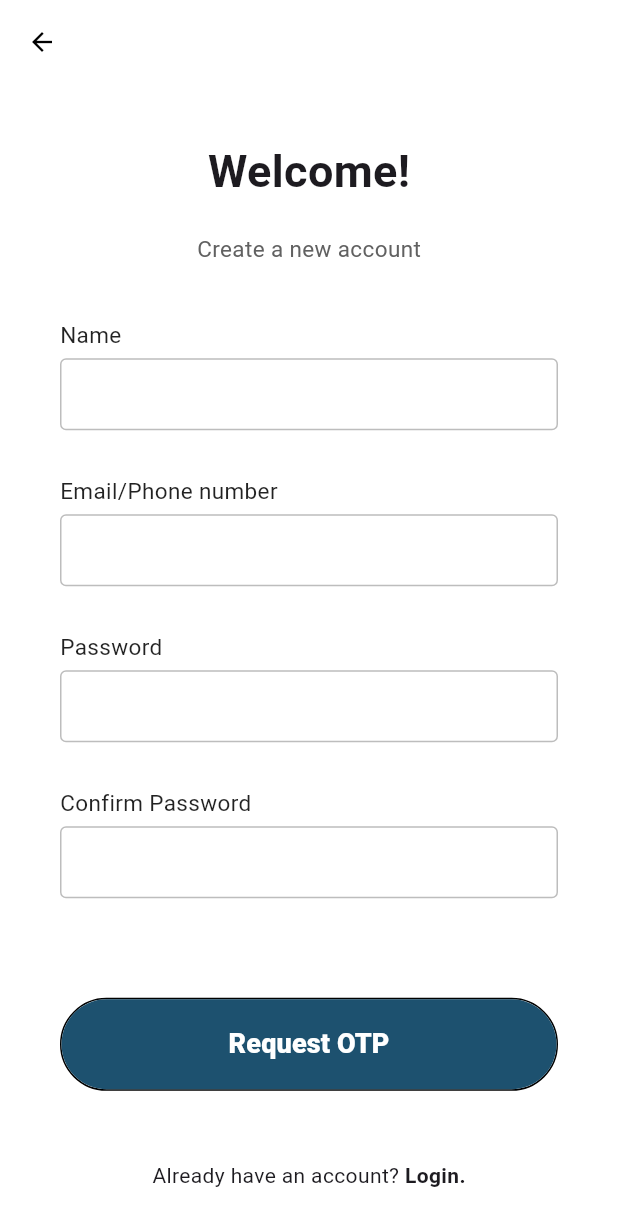
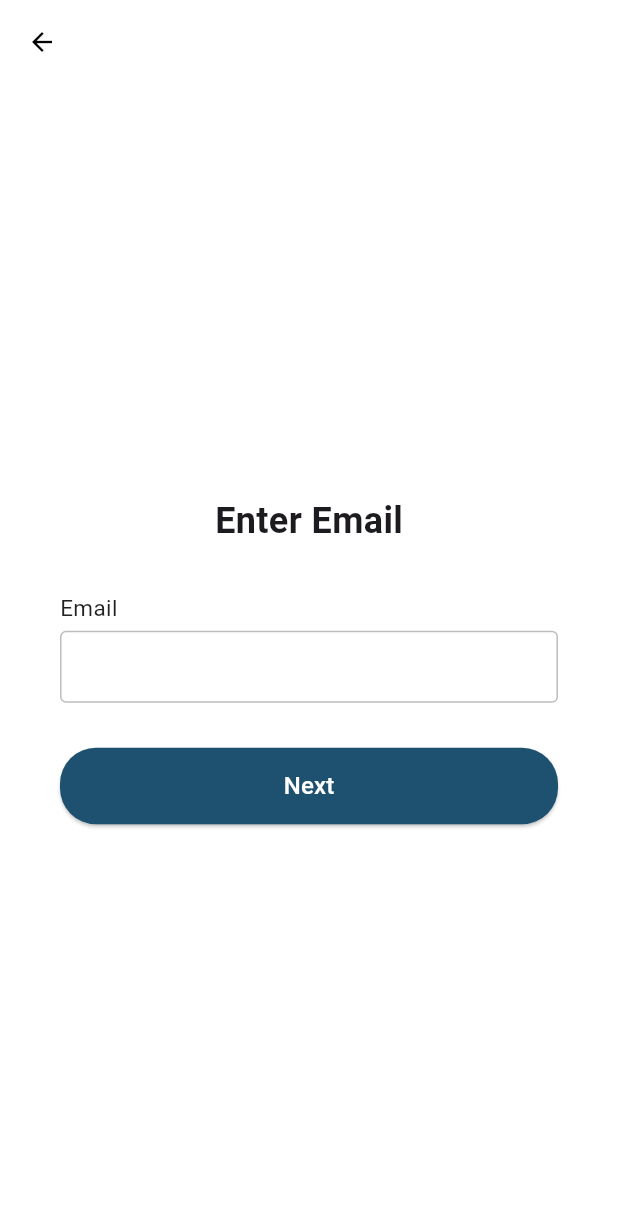
Before and after one commit to adonapati/GenAI-Remote-Sensing, a Flutter app: the screen it shows after launch, after a tap on "Sign Up", on a phone screen of 412 x 824 dp. Shown: the top 1226 px of the screen. Run offline on Flutter 3.47's test engine with Material 3 defaults, Android fonts, the phone set to English and light mode, and no system bars; our stand-ins replace firebase_core; accounts and stored records are empty.

Commit message:
fixed signup to accept mfa

```diff
--- a/remote_sensing/lib/Login.dart
+++ b/remote_sensing/lib/Login.dart
@@ -41,7 +41,7 @@ class LoginPage extends StatelessWidget {
               ),
               Column(
                 children: [
-                  makeInput(label: "Email/Phone number"),
+                  makeInput(label: "Username"),
                   makeInput(label: "Password", obscureText: true),
                 ],
               ),
@@ -67,7 +67,7 @@ class LoginPage extends StatelessWidget {
                       shape: RoundedRectangleBorder(
                         borderRadius: BorderRadius.circular(50)
                       ),
-                      child: const Text("Request OTP", style: TextStyle(
+                      child: const Text("Login", style: TextStyle(
                         color: Colors.white,
                         fontWeight: FontWeight.w800,
                         fontSize: 18
@@ -77,13 +77,13 @@ class LoginPage extends StatelessWidget {
                 ],
               ),
               const Padding(
-                padding: EdgeInsets.only(top: 10.0), // Add padding here
+                padding: EdgeInsets.only(top: 10.0),
                 child: Row(
                   mainAxisAlignment: MainAxisAlignment.center,
                   children: [
-                    Text("Already have an account?"),
+                    Text("Don't have an account?"),
                     Text(
-                      " Login.",
+                      " Sign up.",
                       style: TextStyle(
                         fontWeight: FontWeight.w600,
                       ),
--- a/remote_sensing/lib/Signup.dart
+++ b/remote_sensing/lib/Signup.dart
@@ -1,7 +1,49 @@
 import 'package:flutter/material.dart';
 
-class SignupPage extends StatelessWidget {
+class SignupPage extends StatefulWidget {
   const SignupPage({super.key});
+
+  @override
+  _SignupPageState createState() => _SignupPageState();
+}
+
+class _SignupPageState extends State<SignupPage> {
+  final PageController _pageController = PageController(initialPage: 0);
+
+  final TextEditingController _emailController = TextEditingController();
+  final TextEditingController _phoneController = TextEditingController();
+  final TextEditingController _otpController = TextEditingController();
+  final TextEditingController _nameController = TextEditingController();
+  final TextEditingController _usernameController = TextEditingController();
+  final TextEditingController _passwordController = TextEditingController();
+  final TextEditingController _confirmPasswordController = TextEditingController();
+  final TextEditingController _addressController = TextEditingController();
+
+  int _currentStep = 0;
+
+  void nextStep() {
+    if (_currentStep < 4) {
+      _pageController.nextPage(
+        duration: const Duration(milliseconds: 300),
+        curve: Curves.easeIn
+      );
+      setState(() {
+        _currentStep++;
+      });
+    }
+  }
+
+  void prevStep() {
+    if (_currentStep > 0) {
+      _pageController.previousPage(
+        duration: const Duration(milliseconds: 300),
+        curve: Curves.easeIn
+      );
+      setState(() {
+        _currentStep--;
+      });
+    }
+  }
 
   @override
   Widget build(BuildContext context) {
@@ -12,105 +54,147 @@ class SignupPage extends StatelessWidget {
         elevation: 0,
         backgroundColor: Colors.white,
         leading: IconButton(
-          icon: const Icon(Icons.arrow_back, size: 20, color: Colors.black,),
-          onPressed: () {
-            Navigator.pop(context);
-          },
+          icon: const Icon(Icons.arrow_back, size: 20, color: Colors.black),
+          onPressed: prevStep,
         ),
       ),
-      body: SingleChildScrollView(
-        child: Container(
-          padding: const EdgeInsets.symmetric(horizontal: 40),
-          height: MediaQuery.of(context).size.height - 50,
-          width: double.infinity,
-          child: Column(
-            mainAxisAlignment: MainAxisAlignment.spaceEvenly,
-            children: [
-              Column(
-                children: [
-                  const Text("Welcome!", style: TextStyle(
-                    fontSize: 30,
-                    fontWeight: FontWeight.bold,
-                  ),),
-                  const SizedBox(height: 20,),
-                  Text("Create a new account", style: TextStyle(
-                    color: Colors.grey[700],
-                    fontSize: 15,
-                  ),),
-                ],
-              ),
-              Column(
-                children: [
-                  makeInput(label: "Name"),
-                  makeInput(label: "Email/Phone number"),
-                  makeInput(label: "Password", obscureText: true),
-                  makeInput(label: "Confirm Password", obscureText: true)
-                ],
-              ),
+      body: PageView(
+        controller: _pageController,
+        physics: const NeverScrollableScrollPhysics(),
+        children: [
+          emailInputStep(),
+          otpVerificationStep("Email OTP", "Enter the OTP sent to your email"),
+          phoneInputStep(),
+          otpVerificationStep("Phone OTP", "Enter the OTP sent to your phone"),
+          userDetailsStep(),
+        ],
+      ),
+    );
+  }
 
-              Column(
-                children: [
-                  Container(
-                    decoration: BoxDecoration(
-                      borderRadius: BorderRadius.circular(50),
-                      border: const Border(
-                        bottom: BorderSide(color: Colors.black),
-                        top: BorderSide(color: Colors.black),
-                        left: BorderSide(color: Colors.black),
-                        right: BorderSide(color: Colors.black),
-                      )
-                    ),
-                    child: MaterialButton(
-                      minWidth: double.infinity,
-                      height: 60,
-                      onPressed: () {},
-                      color: const Color.fromARGB(255, 29, 81, 111),
-                      elevation: 0,
-                      shape: RoundedRectangleBorder(
-                        borderRadius: BorderRadius.circular(50)
-                      ),
-                      child: const Text("Request OTP", style: TextStyle(
-                        color: Colors.white,
-                        fontWeight: FontWeight.w800,
-                        fontSize: 18
-                      ),),
+  // Step 1: Email Input
+  Widget emailInputStep() {
+    return buildStepContent(
+      "Enter Email",
+      Column(
+        children: [
+          makeInput(label: "Email", controller: _emailController),
+          buildNextButton(() {
+            // Simulate sending email OTP here
+            nextStep();
+          }),
+        ],
+      ),
+    );
+  }
+
+  // Step 3: Phone Input
+  Widget phoneInputStep() {
+    return buildStepContent(
+      "Enter Phone Number",
+      Column(
+        children: [
+          makeInput(label: "Phone Number", controller: _phoneController),
+          buildNextButton(() {
+            // Simulate sending phone OTP here
+            nextStep();
+          }),
+        ],
+      ),
+    );
+  }
+
+  // Step 5: User Details (name, username, password, address)
+  Widget userDetailsStep() {
+    return Scaffold(
+      resizeToAvoidBottomInset: true,
+      backgroundColor: Colors.white,
+      body: Padding(
+        padding: const EdgeInsets.symmetric(horizontal: 20.0),
+        child: SingleChildScrollView(
+          child: SafeArea(
+            child: Column(
+              children: [
+                const SizedBox(height: 20), // Space at the top
+                Align(
+                  alignment: Alignment.center, // Center the title horizontally
+                  child: Text(
+                    "User Details",
+                    style: const TextStyle(
+                      fontSize: 30,
+                      fontWeight: FontWeight.bold,
                     ),
                   ),
-                ],
-              ),
-              const Padding(
-                padding: EdgeInsets.only(top: 10.0), // Add padding here
-                child: Row(
-                  mainAxisAlignment: MainAxisAlignment.center,
-                  children: [
-                    Text("Already have an account?"),
-                    Text(
-                      " Login.",
-                      style: TextStyle(
-                        fontWeight: FontWeight.w600,
-                      ),
-                    ),
-                  ],
                 ),
-              ),
-            ],
+                const SizedBox(height: 20), // Space below the title
+                makeInput(label: "Full Name", controller: _nameController),
+                makeInput(label: "Username", controller: _usernameController),
+                makeInput(label: "Address", controller: _addressController),
+                makeInput(label: "Password", controller: _passwordController, obscureText: true),
+                makeInput(label: "Confirm Password", controller: _confirmPasswordController, obscureText: true),
+                const SizedBox(height: 20), // Space before the button
+                buildNextButton(() {
+                  // Trigger final registration process here
+                  ScaffoldMessenger.of(context).showSnackBar(
+                    const SnackBar(content: Text("Registration Complete!"))
+                  );
+                }, buttonText: "Register"),
+                const SizedBox(height: 40), // Space at the bottom
+              ],
+            ),
           ),
         ),
       ),
     );
   }
 
-  Widget makeInput({label, obscureText = false}) {
+  // Step 2 & 4: OTP Verification Step (Reusing the same design as OtpPage)
+  Widget otpVerificationStep(String title, String subtitle) {
+    return buildStepContent(
+      title,
+      Column(
+        children: [
+          Text(subtitle, style: const TextStyle(
+              fontSize: 14,
+              fontWeight: FontWeight.bold,
+              color: Colors.black38
+            )
+          ),
+          const SizedBox(height: 20),
+          Container(
+            padding: const EdgeInsets.all(20),
+            decoration: BoxDecoration(
+              color: Colors.white,
+              borderRadius: BorderRadius.circular(12),
+            ),
+            child: Row(
+              mainAxisAlignment: MainAxisAlignment.spaceEvenly,
+              children: List.generate(
+                6,
+                (index) =>
+                    _textFieldOTP(first: index == 0, last: index == 5),
+              ),
+            ),
+          ),
+          const SizedBox(height: 22),
+          buildNextButton(() {
+            // Simulate OTP verification logic here
+            nextStep();
+          }, buttonText: "Verify")
+        ],
+      ),
+    );
+  }
+
+  // Input Field Builder
+  Widget makeInput({required String label, required TextEditingController controller, bool obscureText = false}) {
     return Column(
       crossAxisAlignment: CrossAxisAlignment.start,
       children: [
-        Text(label, style: const TextStyle(
-          fontSize: 15,
-          fontWeight: FontWeight.w400,
-          color: Colors.black87
-        ),),
-        const SizedBox(height: 5,),
+        Text(label, style: const TextStyle(fontSize: 15, fontWeight: FontWeight.w400, color: Colors.black87)),
+        const SizedBox(height: 5),
         TextField(
+          controller: controller,
           obscureText: obscureText,
           decoration: InputDecoration(
             contentPadding: const EdgeInsets.symmetric(vertical: 0,horizontal: 10),
@@ -122,8 +206,82 @@ class SignupPage extends StatelessWidget {
             ),
           ),
         ),
-        const SizedBox(height: 30,),
+        const SizedBox(height: 30),
       ],
     );
   }
+
+  // OTP Input Fields
+  Widget _textFieldOTP({required bool first, last}) {
+    return Expanded(
+      child: SizedBox(
+        height: 50,
+        child: TextField(
+          autofocus: true,
+          onChanged: (value) {
+            if (value.length == 1 && last == false) {
+              FocusScope.of(context).nextFocus();
+            }
+            if (value.isEmpty && first == false) {
+              FocusScope.of(context).previousFocus();
+            }
+          },
+          showCursor: false,
+          readOnly: false,
+          textAlign: TextAlign.center,
+          style: const TextStyle(fontSize: 20, fontWeight: FontWeight.bold),
+          keyboardType: TextInputType.number,
+          maxLength: 1,
+          decoration: InputDecoration(
+            counter: const Offstage(),
+            enabledBorder: OutlineInputBorder(
+                borderSide: const BorderSide(width: 2, color: Colors.black12),
+                borderRadius: BorderRadius.circular(12)),
+            focusedBorder: OutlineInputBorder(
+                borderSide: const BorderSide(
+                    width: 2, color: Color.fromARGB(255, 29, 81, 111)),
+                borderRadius: BorderRadius.circular(12)),
+          ),
+        ),
+      ),
+    );
+  }
+
+  // Step Content Wrapper
+  Widget buildStepContent(String title, Widget content) {
+    return Padding(
+      padding: const EdgeInsets.symmetric(horizontal: 40),
+      child: Column(
+        mainAxisAlignment: MainAxisAlignment.center,
+        children: [
+          Text(title, style: const TextStyle(fontSize: 24, fontWeight: FontWeight.bold)),
+          const SizedBox(height: 30),
+          content,
+        ],
+      ),
+    );
+  }
+
+  // Next Button
+  Widget buildNextButton(VoidCallback onPressed, {String buttonText = "Next"}) {
+    return SizedBox(
+      width: double.infinity,
+      child: ElevatedButton(
+        onPressed: onPressed,
+        style: ButtonStyle(
+          foregroundColor: WidgetStateProperty.all<Color>(Colors.white),
+          backgroundColor: WidgetStateProperty.all<Color>(const Color.fromARGB(255, 29, 81, 111)),
+          shape: WidgetStateProperty.all<RoundedRectangleBorder>(
+            RoundedRectangleBorder(
+              borderRadius: BorderRadius.circular(24.0),
+            ),
+          ),
+        ),
+        child: Padding(
+          padding: const EdgeInsets.all(14.0),
+          child: Text(buttonText, style: const TextStyle(fontSize: 16)),
+        ),
+      ),
+    );
+  }
 }
--- a/remote_sensing/lib/main.dart
+++ b/remote_sensing/lib/main.dart
@@ -1,4 +1,5 @@
 import 'package:flutter/material.dart';
+import 'package:remote_sensing/HomePage.dart';
 import 'package:remote_sensing/Login.dart';
 import 'package:remote_sensing/Signup.dart';
 
@@ -6,13 +7,13 @@ void main() {
   runApp (
     const MaterialApp(
       debugShowCheckedModeBanner: false,
-      home: HomePage(),
+      home: MyApp(),
     )
   );
 }
 
-class HomePage extends StatelessWidget{
-  const HomePage({super.key});
+class MyApp extends StatelessWidget{
+  const MyApp({super.key});
   @override
   Widget build(BuildContext context) {
     return Scaffold(
--- a/remote_sensing/pubspec.yaml
+++ b/remote_sensing/pubspec.yaml
@@ -37,6 +37,7 @@ dependencies:
   cupertino_icons: ^1.0.8
   firebase_core: ^3.4.0
   firebase_auth: ^5.2.0
+  cloud_firestore: ^5.4.0
 
 dev_dependencies:
   flutter_test:
```
Also changed, not shown: remote_sensing/lib/HomePage.dart (added, +55 -0 lines), remote_sensing/lib/OtpPage.dart (added, +158 -0 lines), remote_sensing/pubspec.lock, 4 other files.
